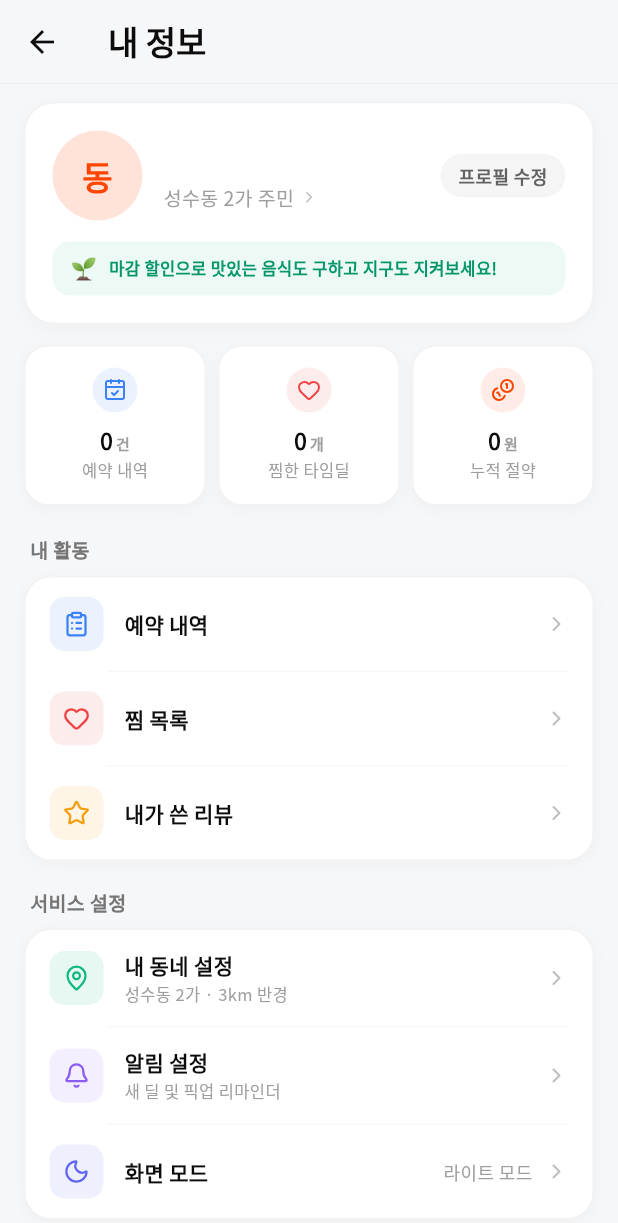
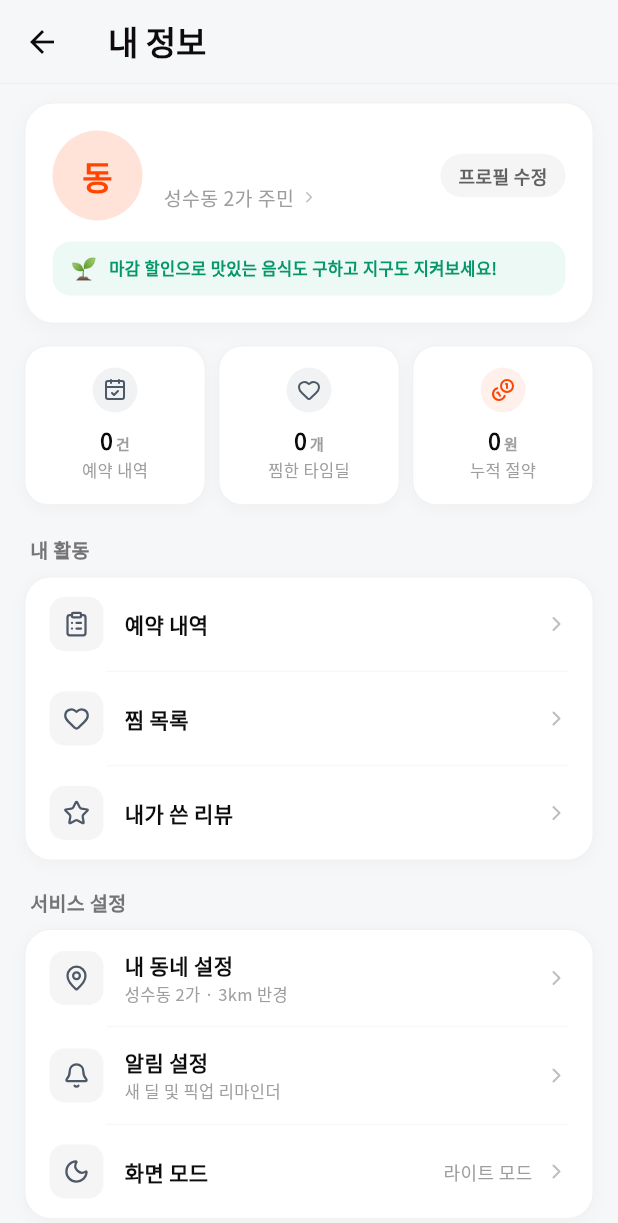
Before and after one commit to daoulee/Time_Deal, a Flutter app: the MyPageScreen screen opened directly, on a phone screen of 412 x 824 dp. Shown: the top 1223 px of the screen. Run offline on Flutter 3.47's test engine with Material 3 defaults, Android fonts, the light colour scheme and no system bars; our stand-ins replace cached_network_image, flutter_svg, geocoding, geolocator, google_fonts, google_maps_flutter and 5 more; missing offline and left inert: flutter_web_auth_2; accounts and stored records are empty.

Commit message:
feat: 마이페이지 옵션별 무지개 색상 제거 및 토스/애플 스타일의 정갈한 모노크롬 뉴트럴 톤으로 통일

```diff
--- a/app/lib/screens/my_page/my_page_screen.dart
+++ b/app/lib/screens/my_page/my_page_screen.dart
@@ -208,7 +208,6 @@ class MyPageScreen extends StatelessWidget {
             children: [
               _ModernStatCard(
                 icon: LucideIcons.calendarCheck,
-                iconColor: const Color(0xFF3B82F6),
                 label: '예약 내역',
                 value: '${rp.all.length}',
                 unit: '건',
@@ -218,7 +217,6 @@ class MyPageScreen extends StatelessWidget {
               const SizedBox(width: 8),
               _ModernStatCard(
                 icon: LucideIcons.heart,
-                iconColor: const Color(0xFFEF4444),
                 label: '찜한 타임딜',
                 value: '${wl.count}',
                 unit: '개',
@@ -247,8 +245,6 @@ class MyPageScreen extends StatelessWidget {
             items: [
               _GroupedItem(
                 icon: LucideIcons.clipboardList,
-                iconColor: const Color(0xFF3B82F6),
-                iconBg: const Color(0xFF3B82F6).withValues(alpha: 0.1),
                 title: '예약 내역',
                 badgeText: rp.all.isNotEmpty ? '${rp.all.length}' : null,
                 onTap: () => Navigator.push(context,
@@ -256,8 +252,6 @@ class MyPageScreen extends StatelessWidget {
               ),
               _GroupedItem(
                 icon: LucideIcons.heart,
-                iconColor: const Color(0xFFEF4444),
-                iconBg: const Color(0xFFEF4444).withValues(alpha: 0.1),
                 title: '찜 목록',
                 badgeText: wl.count > 0 ? '${wl.count}' : null,
                 onTap: () => Navigator.push(context,
@@ -265,8 +259,6 @@ class MyPageScreen extends StatelessWidget {
               ),
               _GroupedItem(
                 icon: LucideIcons.star,
-                iconColor: const Color(0xFFF59E0B),
-                iconBg: const Color(0xFFF59E0B).withValues(alpha: 0.1),
                 title: '내가 쓴 리뷰',
                 onTap: () => Navigator.push(context,
                     MaterialPageRoute(builder: (_) => const MyReviewsScreen())),
@@ -283,8 +275,6 @@ class MyPageScreen extends StatelessWidget {
             items: [
               _GroupedItem(
                 icon: LucideIcons.mapPin,
-                iconColor: const Color(0xFF10B981),
-                iconBg: const Color(0xFF10B981).withValues(alpha: 0.1),
                 title: '내 동네 설정',
                 subtitle: '${location.neighborhood.isEmpty ? '동네 미설정' : location.neighborhood} · ${location.radiusKm}km 반경',
                 onTap: () => Navigator.push(context,
@@ -292,17 +282,12 @@ class MyPageScreen extends StatelessWidget {
               ),
               _GroupedItem(
                 icon: LucideIcons.bell,
-                iconColor: const Color(0xFF8B5CF6),
-                iconBg: const Color(0xFF8B5CF6).withValues(alpha: 0.1),
                 title: '알림 설정',
                 subtitle: '새 딜 및 픽업 리마인더',
                 onTap: () => _showNotificationSettings(context),
               ),
               _GroupedItem(
                 icon: themeProvider.isDark ? LucideIcons.sun : LucideIcons.moon,
-                iconColor: themeProvider.isDark ? const Color(0xFFF59E0B) : const Color(0xFF6366F1),
-                iconBg: (themeProvider.isDark ? const Color(0xFFF59E0B) : const Color(0xFF6366F1))
-                    .withValues(alpha: 0.1),
                 title: '화면 모드',
                 trailingText: themeProvider.isDark ? '다크 모드' : '라이트 모드',
                 onTap: themeProvider.toggle,
@@ -319,8 +304,6 @@ class MyPageScreen extends StatelessWidget {
             items: [
               _GroupedItem(
                 icon: LucideIcons.store,
-                iconColor: AppColors.primary,
-                iconBg: AppColors.primary.withValues(alpha: 0.1),
                 title: '사장님으로 전환',
                 subtitle: '마감 딜 등록 및 가게 관리',
                 trailingBadge: '사장님 모드',
@@ -329,8 +312,6 @@ class MyPageScreen extends StatelessWidget {
               ),
               _GroupedItem(
                 icon: LucideIcons.headphones,
-                iconColor: const Color(0xFF06B6D4),
-                iconBg: const Color(0xFF06B6D4).withValues(alpha: 0.1),
                 title: '고객센터',
                 subtitle: '1:1 카카오톡 상담 · 전화문의 · FAQ',
                 onTap: () => Navigator.push(context,
@@ -338,8 +319,6 @@ class MyPageScreen extends StatelessWidget {
               ),
               _GroupedItem(
                 icon: LucideIcons.logOut,
-                iconColor: const Color(0xFFEF4444),
-                iconBg: const Color(0xFFEF4444).withValues(alpha: 0.1),
                 title: '로그아웃',
                 isDestructive: true,
                 onTap: () => _showLogoutDialog(context),
@@ -773,7 +752,7 @@ void _showLogoutDialog(BuildContext context) {
 
 class _ModernStatCard extends StatelessWidget {
   final IconData icon;
-  final Color iconColor;
+  final Color? iconColor;
   final String label;
   final String value;
   final String unit;
@@ -781,7 +760,7 @@ class _ModernStatCard extends StatelessWidget {
 
   const _ModernStatCard({
     required this.icon,
-    required this.iconColor,
+    this.iconColor,
     required this.label,
     required this.value,
     required this.unit,
@@ -793,6 +772,7 @@ class _ModernStatCard extends StatelessWidget {
     final isDark = Theme.of(context).brightness == Brightness.dark;
     final cardBg = Theme.of(context).cardTheme.color ?? (isDark ? const Color(0xFF1C1D22) : Colors.white);
     final borderColor = isDark ? Colors.white.withValues(alpha: 0.07) : Colors.black.withValues(alpha: 0.05);
+    final effectiveIconColor = iconColor ?? (isDark ? Colors.white70 : const Color(0xFF4E5968));
 
     return Expanded(
       child: GestureDetector(
@@ -819,10 +799,10 @@ class _ModernStatCard extends StatelessWidget {
               Container(
                 padding: const EdgeInsets.all(7),
                 decoration: BoxDecoration(
-                  color: iconColor.withValues(alpha: 0.1),
+                  color: effectiveIconColor.withValues(alpha: 0.08),
                   shape: BoxShape.circle,
                 ),
-                child: Icon(icon, size: 16, color: iconColor),
+                child: Icon(icon, size: 16, color: effectiveIconColor),
               ),
               const SizedBox(height: 8),
               Row(
@@ -941,8 +921,6 @@ class _GroupedSection extends StatelessWidget {
 
 class _GroupedItem extends StatelessWidget {
   final IconData icon;
-  final Color iconColor;
-  final Color iconBg;
   final String title;
   final String? subtitle;
   final String? badgeText;
@@ -953,8 +931,6 @@ class _GroupedItem extends StatelessWidget {
 
   const _GroupedItem({
     required this.icon,
-    required this.iconColor,
-    required this.iconBg,
     required this.title,
     this.subtitle,
     this.badgeText,
@@ -966,6 +942,11 @@ class _GroupedItem extends StatelessWidget {
 
   @override
   Widget build(BuildContext context) {
+    final isDark = Theme.of(context).brightness == Brightness.dark;
+    final iconColor = isDestructive ? const Color(0xFFEF4444) : (isDark ? Colors.white70 : const Color(0xFF4E5968));
+    final iconBg = isDestructive
+        ? const Color(0xFFEF4444).withValues(alpha: 0.1)
+        : (isDark ? Colors.white.withValues(alpha: 0.06) : Colors.black.withValues(alpha: 0.04));
     return InkWell(
       onTap: () {
         AppHaptics.selection();
```
